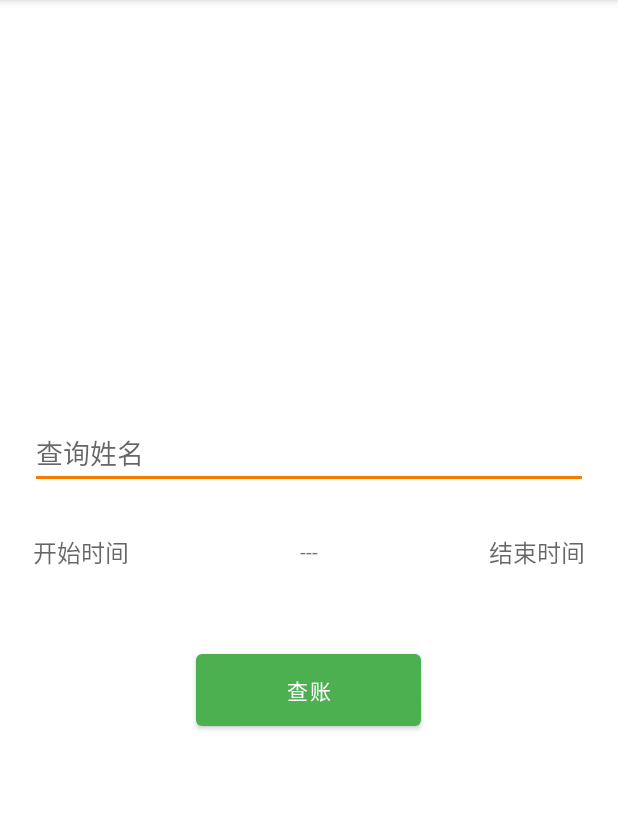
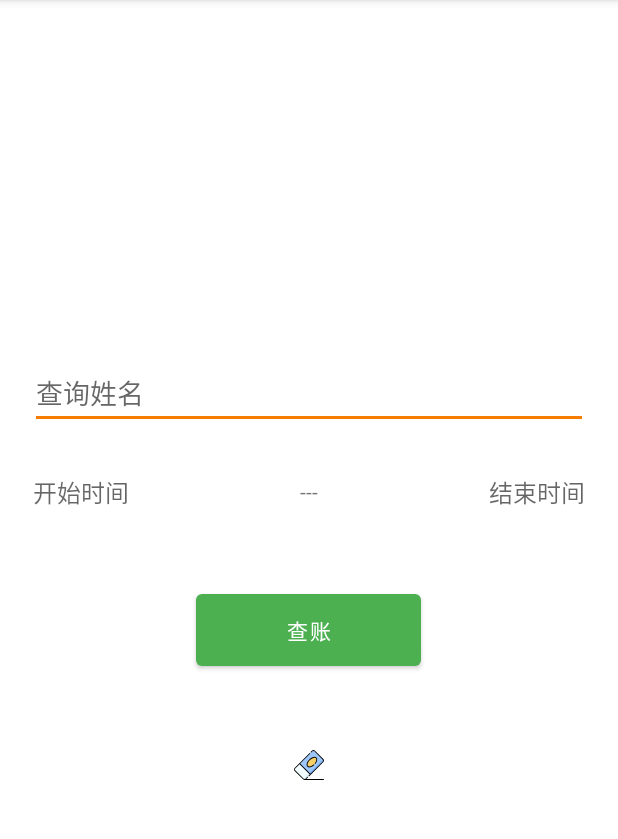
Before and after one commit to netlsd/MoneyTracker, an Android app: the QueryConditionsActivity screen opened directly, with no data from a screen before it, on a phone screen of 412 x 824 dp, the part 84-923 px from its top. Run offline under Robolectric (Android 15) with nearby library versions, the phone set to English and light mode, and no system bars.

Commit message:
add icon to clear query date

```diff
--- a/app/src/main/java/com/netlsd/moneytracker/ui/activities/QueryConditionsActivity.kt
+++ b/app/src/main/java/com/netlsd/moneytracker/ui/activities/QueryConditionsActivity.kt
@@ -22,6 +22,9 @@ class QueryConditionsActivity : AppCompatActivity() {
             val endDate = binding.endDateTv.text.toString()
             startQueryActivity(name, startDate, endDate)
         }
+        binding.clearImage.setOnClickListener {
+            clearQueryDate()
+        }
 
         setContentView(binding.root)
     }
@@ -38,4 +41,9 @@ class QueryConditionsActivity : AppCompatActivity() {
 
         binding.nameAutoTv.setAdapter(adapter)
     }
+
+    private fun clearQueryDate() {
+        binding.startDateTv.text = ""
+        binding.endDateTv.text = ""
+    }
 }
--- /dev/null
+++ b/app/src/main/res/drawable/ic_eraser.xml
@@ -0,0 +1,30 @@
+<vector xmlns:android="http://schemas.android.com/apk/res/android"
+    xmlns:tools="http://schemas.android.com/tools"
+    android:width="512dp"
+    android:height="512dp"
+    android:viewportWidth="512"
+    android:viewportHeight="512"
+    tools:ignore="VectorRaster">
+  <path
+      android:pathData="m152.826,488.802 l-136.7,-136.7c-11.502,-11.502 -11.502,-30.15 0,-41.652l93.082,-93.082 178.352,178.353 -93.082,93.082c-11.501,11.501 -30.15,11.502 -41.652,-0.001z"
+      android:fillColor="#f2fdff"/>
+  <path
+      android:pathData="m273.418,381.579 l-93.082,93.082c-11.502,11.502 -30.15,11.502 -41.652,0l21.213,21.213c11.502,11.502 30.15,11.502 41.652,0l93.082,-93.082z"
+      android:fillColor="#d3ecf5"/>
+  <path
+      android:pathData="m273.418,409.863 l-178.352,-178.352 215.385,-215.384c11.502,-11.502 30.15,-11.502 41.652,0l136.7,136.7c11.502,11.502 11.502,30.15 0,41.652z"
+      android:fillColor="#9dc6fb"/>
+  <path
+      android:pathData="m495.874,159.897 l-21.213,-21.213c11.502,11.502 11.502,30.15 0,41.652l-215.385,215.385 21.213,21.213 215.384,-215.384c11.502,-11.502 11.503,-30.151 0.001,-41.653z"
+      android:fillColor="#80b4fb"/>
+  <path
+      android:pathData="M233.104,278.852a102.847,56.447 135,1 0,145.448 -145.448a102.847,56.447 135,1 0,-145.448 145.448z"
+      android:fillColor="#f9d065"/>
+  <path
+      android:fillColor="#FF000000"
+      android:pathData="m180.888,511.99h323.428c4.143,0 7.5,-3.358 7.5,-7.5s-3.357,-7.5 -7.5,-7.5h-293.265l26.415,-26.415c2.929,-2.929 2.929,-7.678 0,-10.606 -2.93,-2.929 -7.678,-2.929 -10.607,0l-30.612,30.612c-4.043,4.044 -9.39,6.299 -15.091,6.409h-0.862c-5.702,-0.11 -11.048,-2.365 -15.091,-6.409l-143.773,-143.772c-4.147,-4.146 -6.43,-9.659 -6.43,-15.522 0,-5.864 2.283,-11.376 6.431,-15.523l73.636,-73.636 174.816,174.816 -19.912,19.912c-2.929,2.929 -2.929,7.678 0,10.606 1.465,1.464 3.385,2.197 5.304,2.197s3.839,-0.732 5.304,-2.197l240.598,-240.599c6.98,-6.98 10.824,-16.259 10.824,-26.129s-3.844,-19.15 -10.823,-26.129l-143.772,-143.771c-6.98,-6.979 -16.26,-10.823 -26.13,-10.823s-19.15,3.844 -26.13,10.823l-19.403,19.404c-2.929,2.929 -2.929,7.678 0,10.606 2.93,2.929 7.678,2.928 10.607,0l19.403,-19.404c8.558,-8.561 22.487,-8.56 31.045,0l143.772,143.772c4.146,4.146 6.43,9.659 6.43,15.522s-2.283,11.376 -6.431,15.523l-210.08,210.081 -174.816,-174.816 167.565,-167.566c2.929,-2.929 2.929,-7.678 0,-10.606 -2.93,-2.929 -7.678,-2.929 -10.607,0l-251.807,251.808c-6.98,6.979 -10.824,16.259 -10.824,26.129s3.844,19.15 10.823,26.129l143.771,143.771c6.816,6.816 15.655,10.436 24.603,10.802h1.691z"
+      tools:ignore="VectorPath" />
+  <path
+      android:fillColor="#FF000000"
+      android:pathData="m354.644,224.82c-2.558,3.258 -1.989,7.973 1.269,10.53s7.973,1.989 10.53,-1.268c31.97,-40.729 39.157,-84.314 17.479,-105.992 -25.357,-25.357 -79.502,-10.946 -123.264,32.814 -43.759,43.759 -58.173,97.903 -32.814,123.262 8.226,8.225 19.749,12.445 33.426,12.445 6.077,0 12.581,-0.833 19.409,-2.519 20.575,-5.081 42.762,-17.587 62.474,-35.215 3.087,-2.761 3.352,-7.502 0.591,-10.59 -2.761,-3.087 -7.501,-3.353 -10.591,-0.591 -35.689,31.917 -77.287,43.278 -94.701,25.864 -18.765,-18.765 -3.737,-65.498 32.814,-102.049 36.551,-36.552 83.283,-51.581 102.049,-32.814 7.335,7.335 9.761,19.672 6.83,34.74 -3.152,16.198 -12.207,34.446 -25.501,51.383z"/>
+</vector>
--- a/app/src/main/res/layout/activity_query_conditions.xml
+++ b/app/src/main/res/layout/activity_query_conditions.xml
@@ -60,4 +60,12 @@
         android:layout_marginTop="20dp"
         android:text="@string/query" />
 
+    <ImageView
+        android:id="@+id/clearImage"
+        android:src="@drawable/ic_eraser"
+        android:padding="10dp"
+        android:layout_marginTop="40dp"
+        android:layout_width="40dp"
+        android:layout_height="40dp" />
+
 </LinearLayout>
```
